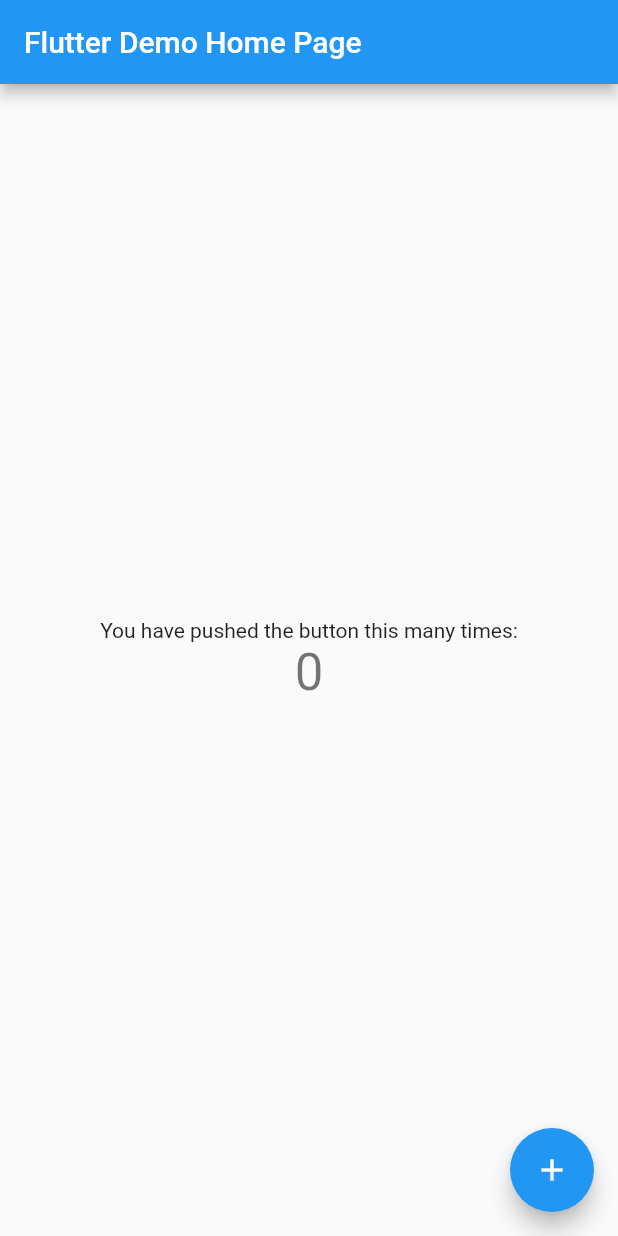
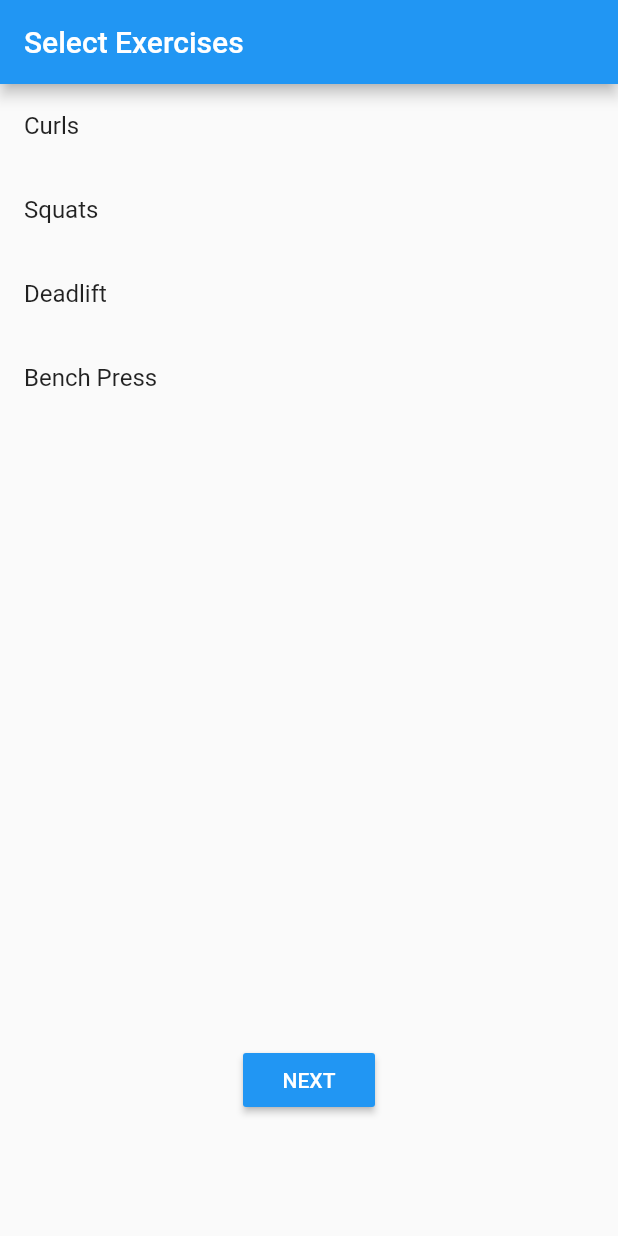
Before and after one commit to bhumboldt/MyLifts, a Flutter app: the screen it shows after launch, on a phone screen of 412 x 824 dp. Run offline on Flutter 3.47's test engine with Material 2 defaults, Android fonts, the phone set to English and light mode, and no system bars.

Commit message:
Choose exercises and start days page

```diff
--- /dev/null
+++ b/my_lifts/lib/create_days_view.dart
@@ -0,0 +1,42 @@
+import 'package:flutter/material.dart';
+import 'package:my_lifts/exercise.dart';
+
+class CreateDaysView extends StatefulWidget {
+  final List<Exercise> exercises;
+
+  CreateDaysView({ this.exercises });
+
+  @override
+  CreateDaysState createState() => CreateDaysState();
+}
+
+class CreateDaysState extends State<CreateDaysView> {
+  @override
+  Widget build(BuildContext context) {
+    return Scaffold(
+      appBar: AppBar(
+        title: Text('Create Days'),
+      ),
+      body: Column(
+        children: <Widget>[
+
+          Container(
+            height: MediaQuery.of(context).size.height / 2,
+            child: _buildExerciseList(),
+          )
+        ],
+      ),
+    );
+  }
+
+  Widget _buildExerciseList() {
+    return ListView.builder(
+      itemBuilder: (context, index) {
+        return ListTile(
+          title: Text(widget.exercises[index].name),
+        );
+      },
+      itemCount: widget.exercises.length,
+    );
+  }
+}
--- /dev/null
+++ b/my_lifts/lib/exercise.dart
@@ -0,0 +1,7 @@
+class Exercise {
+  final String name;
+  final String exerciseGroup;
+  final int id;
+
+  Exercise({ this.name, this.exerciseGroup, this.id });
+}
--- /dev/null
+++ b/my_lifts/lib/exercise_select_view.dart
@@ -0,0 +1,76 @@
+import 'package:flutter/material.dart';
+import 'package:my_lifts/create_days_view.dart';
+import 'package:my_lifts/exercise.dart';
+
+class ExerciseSelectView extends StatefulWidget {
+  @override
+  ExerciseSelectState createState() => ExerciseSelectState();
+}
+
+class ExerciseSelectState extends State<ExerciseSelectView> {
+  final _exercises = <Exercise>[
+    Exercise(exerciseGroup: 'Arms', name: 'Curls', id: 0),
+    Exercise(exerciseGroup: 'Legs', name: 'Squats', id: 1),
+    Exercise(exerciseGroup: 'Legs', name: 'Deadlift', id: 2),
+    Exercise(exerciseGroup: 'Chest', name: 'Bench Press', id: 3)
+  ];
+  final _selectedExercises = Set<Exercise>();
+
+  @override
+  Widget build(BuildContext context) {
+    return Scaffold(
+      appBar: AppBar(
+        title: Text('Select Exercises'),
+      ),
+      body:
+        Column(
+          children: <Widget>[
+            Container(
+              height: MediaQuery.of(context).size.height - 200,
+              child: _buildExerciseList(),
+            ),
+            Padding(
+              padding: const EdgeInsets.only(top: 16.0),
+              child: RaisedButton(
+                child: Text('NEXT', style: TextStyle(color: Colors.white),),
+                color: Theme.of(context).accentColor,
+                onPressed: () {
+                  Navigator.of(context).push(MaterialPageRoute(
+                    builder: (context) => CreateDaysView(exercises: _selectedExercises.toList(),)
+                  ));
+                },
+              ),
+            )
+          ],
+        )
+    );
+  }
+
+  Widget _buildExerciseList() {
+    return ListView.builder(
+        itemBuilder: (context, index) {
+          final exercise = _exercises[index];
+          final isSelected = _selectedExercises.contains(exercise);
+          return ListTile(
+            title: Text(_exercises[index].name),
+            onTap: () {
+              setState(() {
+                if (isSelected) {
+                  _selectedExercises.remove(exercise);
+                } else {
+                  _selectedExercises.add(exercise);
+                }
+              });
+            },
+            trailing: isSelected
+                ? Icon(
+                    Icons.check,
+                    color: Colors.green,
+                  )
+                : null,
+          );
+        },
+        itemCount: _exercises.length,
+      );
+  }
+}
--- a/my_lifts/lib/main.dart
+++ b/my_lifts/lib/main.dart
@@ -1,4 +1,5 @@
 import 'package:flutter/material.dart';
+import 'package:my_lifts/exercise_select_view.dart';
 
 void main() => runApp(MyApp());
 
@@ -7,105 +8,12 @@ class MyApp extends StatelessWidget {
   @override
   Widget build(BuildContext context) {
     return MaterialApp(
-      title: 'Flutter Demo',
+      title: 'My Lifts',
+      debugShowCheckedModeBanner: false,
       theme: ThemeData(
-        // This is the theme of your application.
-        //
-        // Try running your application with "flutter run". You'll see the
-        // application has a blue toolbar. Then, without quitting the app, try
-        // changing the primarySwatch below to Colors.green and then invoke
-        // "hot reload" (press "r" in the console where you ran "flutter run",
-        // or simply save your changes to "hot reload" in a Flutter IDE).
-        // Notice that the counter didn't reset back to zero; the application
-        // is not restarted.
         primarySwatch: Colors.blue,
       ),
-      home: MyHomePage(title: 'Flutter Demo Home Page'),
+      home: ExerciseSelectView(),
     );
   }
 }
-
-class MyHomePage extends StatefulWidget {
-  MyHomePage({Key key, this.title}) : super(key: key);
-
-  // This widget is the home page of your application. It is stateful, meaning
-  // that it has a State object (defined below) that contains fields that affect
-  // how it looks.
-
-  // This class is the configuration for the state. It holds the values (in this
-  // case the title) provided by the parent (in this case the App widget) and
-  // used by the build method of the State. Fields in a Widget subclass are
-  // always marked "final".
-
-  final String title;
-
-  @override
-  _MyHomePageState createState() => _MyHomePageState();
-}
-
-class _MyHomePageState extends State<MyHomePage> {
-  int _counter = 0;
-
-  void _incrementCounter() {
-    setState(() {
-      // This call to setState tells the Flutter framework that something has
-      // changed in this State, which causes it to rerun the build method below
-      // so that the display can reflect the updated values. If we changed
-      // _counter without calling setState(), then the build method would not be
-      // called again, and so nothing would appear to happen.
-      _counter++;
-    });
-  }
-
-  @override
-  Widget build(BuildContext context) {
-    // This method is rerun every time setState is called, for instance as done
-    // by the _incrementCounter method above.
-    //
-    // The Flutter framework has been optimized to make rerunning build methods
-    // fast, so that you can just rebuild anything that needs updating rather
-    // than having to individually change instances of widgets.
-    return Scaffold(
-      appBar: AppBar(
-        // Here we take the value from the MyHomePage object that was created by
-        // the App.build method, and use it to set our appbar title.
-        title: Text(widget.title),
-      ),
-      body: Center(
-        // Center is a layout widget. It takes a single child and positions it
-        // in the middle of the parent.
-        child: Column(
-          // Column is also layout widget. It takes a list of children and
-          // arranges them vertically. By default, it sizes itself to fit its
-          // children horizontally, and tries to be as tall as its parent.
-          //
-          // Invoke "debug painting" (press "p" in the console, choose the
-          // "Toggle Debug Paint" action from the Flutter Inspector in Android
-          // Studio, or the "Toggle Debug Paint" command in Visual Studio Code)
-          // to see the wireframe for each widget.
-          //
-          // Column has various properties to control how it sizes itself and
-          // how it positions its children. Here we use mainAxisAlignment to
-          // center the children vertically; the main axis here is the vertical
-          // axis because Columns are vertical (the cross axis would be
-          // horizontal).
-          mainAxisAlignment: MainAxisAlignment.center,
-          children: <Widget>[
-            Text(
-              'You have pushed the button this many times:',
-            ),
-            Text(
-              '$_counter',
-              style: Theme.of(context).textTheme.display1,
-            ),
-          ],
-        ),
-      ),
-      floatingActionButton: FloatingActionButton(
-        onPressed: _incrementCounter,
-        tooltip: 'Increment',
-        child: Icon(Icons.add),
-      ), // This trailing comma makes auto-formatting nicer for build methods.
-    );
-  }
-}
--- a/my_lifts/pubspec.yaml
+++ b/my_lifts/pubspec.yaml
@@ -10,7 +10,7 @@ description: A new Flutter project.
 version: 1.0.0+1
 
 environment:
-  sdk: ">=2.1.0 <3.0.0"
+  sdk: ">=2.0.0 <3.0.0"
 
 dependencies:
   flutter:
```
Also changed, not shown: 1 other file.
